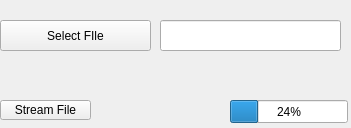
Qt form streamwidget.ui (JerzySpendel/LanTransfer) before a commit.
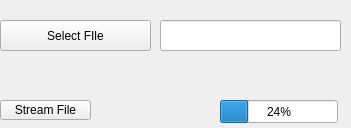
The same form after that commit.

```diff
--- a/streamwidget.ui
+++ b/streamwidget.ui
@@ -39,7 +39,7 @@
   <widget class="QProgressBar" name="progressBar">
    <property name="geometry">
     <rect>
-     <x>230</x>
+     <x>220</x>
      <y>100</y>
      <width>118</width>
      <height>23</height>
```
